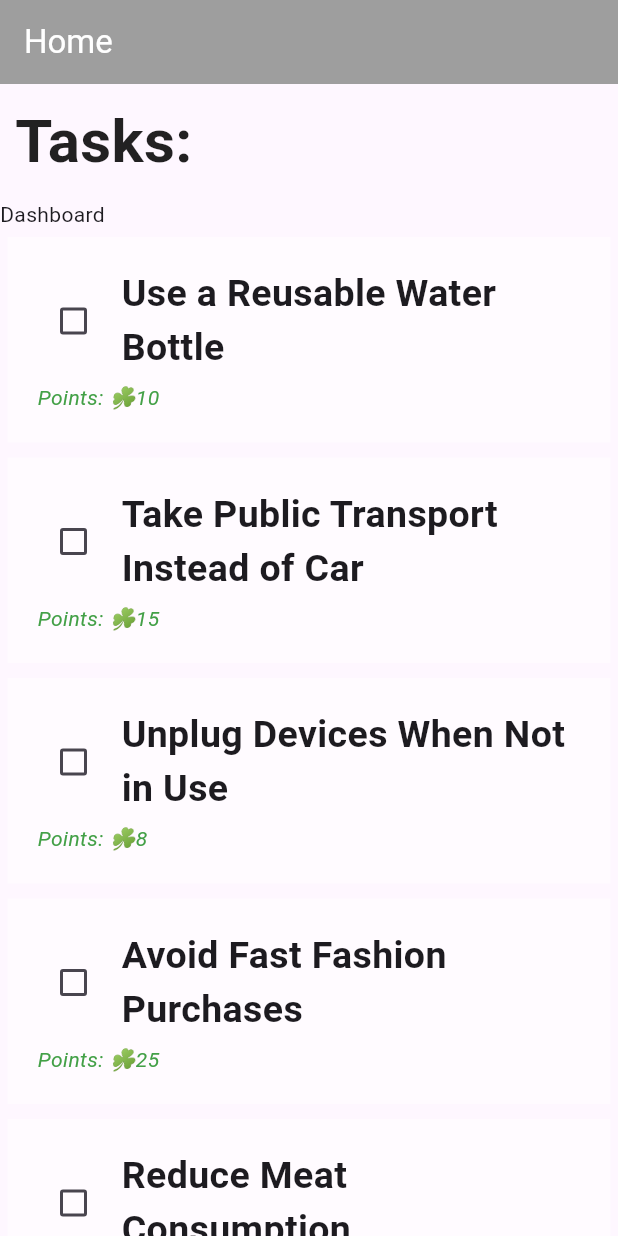
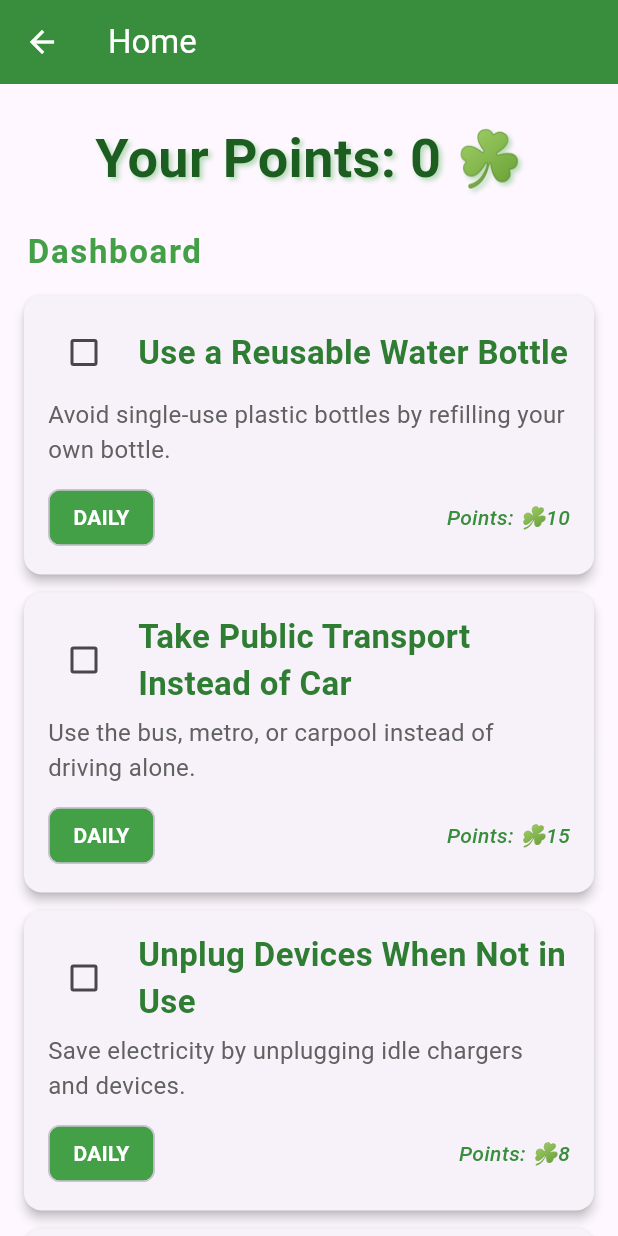
Before and after one commit to JabezJoshwin/sustainable_living_app, a Flutter app: the Home screen opened directly, on a phone screen of 412 x 824 dp. Run offline on Flutter 3.47's test engine with Material 3 defaults, Android fonts, the phone set to English and light mode, and no system bars.

Commit message:
Ver 0.0.1

```diff
--- a/lib/main.dart
+++ b/lib/main.dart
@@ -1,5 +1,6 @@
 import 'package:flutter/material.dart';
 import 'package:sustainable_living_app/pages/home.dart';
+import 'package:sustainable_living_app/pages/login.dart';
 
 void main() {
   runApp(const MyApp());
@@ -16,7 +17,7 @@ class MyApp extends StatelessWidget {
       theme: ThemeData(
         primarySwatch: Colors.green,
       ),
-      home: const Home(), // set Home() as the starting screen
+      home: const Login(), // set Home() as the s. tarting screen
     );
   }
 }
--- a/lib/pages/home.dart
+++ b/lib/pages/home.dart
@@ -119,42 +119,66 @@ class _HomeState extends State<Home> {
   @override
   void initState() {
     super.initState();
-    checked = List<bool>.filled(tasks.length, false);  // Initialize all unchecked
+    checked = List<bool>.filled(tasks.length, false);
   }
+
+  int score = 0;
 
   @override
   Widget build(BuildContext context) {
     return Scaffold(
       appBar: AppBar(
         title: const Text("Home"),
-        backgroundColor: Colors.grey,
+        backgroundColor: Colors.green[700],
         foregroundColor: Colors.white,
       ),
       body: SingleChildScrollView(
+        padding: const EdgeInsets.all(12),
         child: Column(
           crossAxisAlignment: CrossAxisAlignment.stretch,
           children: [
             Container(
-              padding: const EdgeInsets.all(10),
-              child: const Text(
-                "Tasks: ",
-                style: TextStyle(fontWeight: FontWeight.bold, fontSize: 40, color: Colors.black87),
-              ),
-            ),
-            Row(
-              children: [
-                Text(
-                  "Dashboard",
-                  style: TextStyle(color: Colors.yellowAccent[300]),
+              padding: const EdgeInsets.symmetric(vertical: 12),
+              alignment: Alignment.center,
+              child: Text(
+                "Your Points: $score ☘️",
+                style: TextStyle(
+                  fontWeight: FontWeight.bold,
+                  fontSize: 36,
+                  color: Colors.green[900],
+                  shadows: [
+                    Shadow(
+                      color: Colors.green.withOpacity(0.4),
+                      offset: Offset(2, 2),
+                      blurRadius: 4,
                     ),
                   ],
                 ),
+              ),
+            ),
+            Padding(
+              padding: const EdgeInsets.symmetric(vertical: 8, horizontal: 6),
+              child: Text(
+                "Dashboard",
+                style: TextStyle(
+                  fontSize: 22,
+                  fontWeight: FontWeight.w600,
+                  color: Colors.green[600],
+                  letterSpacing: 1.1,
+                ),
+              ),
+            ),
             ...List.generate(
               tasks.length,
-              (i) => Container(
-                padding: const EdgeInsets.all(20),
-                margin: const EdgeInsets.all(5),
-                color: Colors.white54,
+              (i) => Card(
+                elevation: 3,
+                margin: const EdgeInsets.symmetric(vertical: 6, horizontal: 4),
+                shape: RoundedRectangleBorder(
+                  borderRadius: BorderRadius.circular(12),
+                ),
+                child: Padding(
+                  padding:
+                      const EdgeInsets.symmetric(vertical: 14, horizontal: 16),
                   child: Column(
                     crossAxisAlignment: CrossAxisAlignment.start,
                     children: [
@@ -162,28 +186,65 @@ class _HomeState extends State<Home> {
                         children: [
                           Checkbox(
                             value: checked[i],
+                            activeColor: Colors.green[700],
                             onChanged: (bool? value) {
                               setState(() {
                                 checked[i] = value ?? false;
+                                if (checked[i]) {
+                                  score += tasks[i]["points"] as int;
+                                } else {
+                                  score -= tasks[i]["points"] as int;
+                                }
                               });
                             },
                           ),
-                    SizedBox(width: 8),
+                          SizedBox(width: 12),
                           Expanded(
                             child: Text(
                               "${tasks[i]["title"]!}",
-                        style: const TextStyle(
-                            fontWeight: FontWeight.bold, fontSize: 25),
+                              style: TextStyle(
+                                fontWeight: FontWeight.bold,
+                                fontSize: 22,
+                                color: Colors.green[800],
+                              ),
                             ),
                           ),
                         ],
                       ),
-                    const SizedBox(height: 5),
-                    Text("Points: ☘️${tasks[i]["points"]}", style: TextStyle(
+                      const SizedBox(height: 6),
+                      Text(
+                        "${tasks[i]["description"]}",
+                        style: TextStyle(
+                          fontSize: 16,
+                          color: Colors.grey[700],
+                        ),
+                      ),
+                      const SizedBox(height: 10),
+                      Row(
+                        mainAxisAlignment: MainAxisAlignment.spaceBetween,
+                        children: [
+                          Chip(
+                            label: Text(
+                              tasks[i]["type"].toString().toUpperCase(),
+                              style: TextStyle(
+                                color: Colors.white,
+                                fontWeight: FontWeight.bold,
+                              ),
+                            ),
+                            backgroundColor: Colors.green[600],
+                          ),
+                          Text(
+                            "Points: ☘️${tasks[i]["points"]}",
+                            style: TextStyle(
                               fontStyle: FontStyle.italic,
-                      color: Colors.green[600]
-                    ),),
+                              color: Colors.green[700],
+                              fontWeight: FontWeight.w500,
+                            ),
+                          ),
                         ],
+                      ),
+                    ],
+                  ),
                 ),
               ),
             ),
--- a/pubspec.yaml
+++ b/pubspec.yaml
@@ -34,6 +34,7 @@ dependencies:
   # The following adds the Cupertino Icons font to your application.
   # Use with the CupertinoIcons class for iOS style icons.
   cupertino_icons: ^1.0.8
+  navigator: ^1.1.1
 
 dev_dependencies:
   flutter_test:
```
Also changed, not shown: lib/pages/login.dart (added, +86 -0 lines), pubspec.lock. Lines whose indentation alone changed are shown as unchanged.
